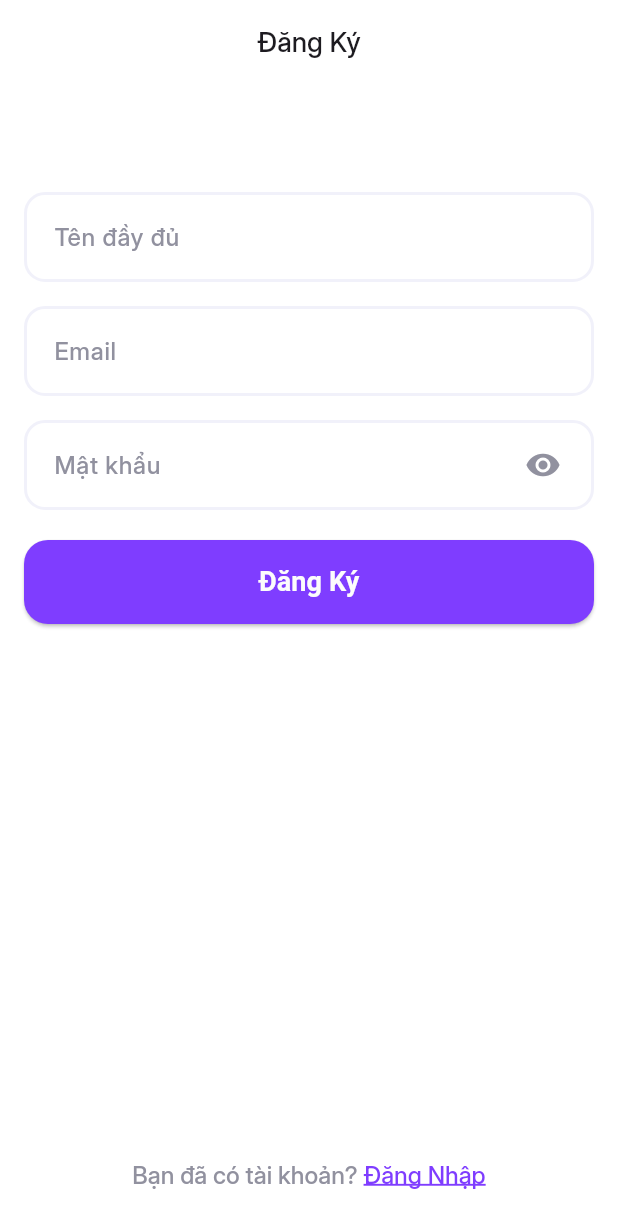
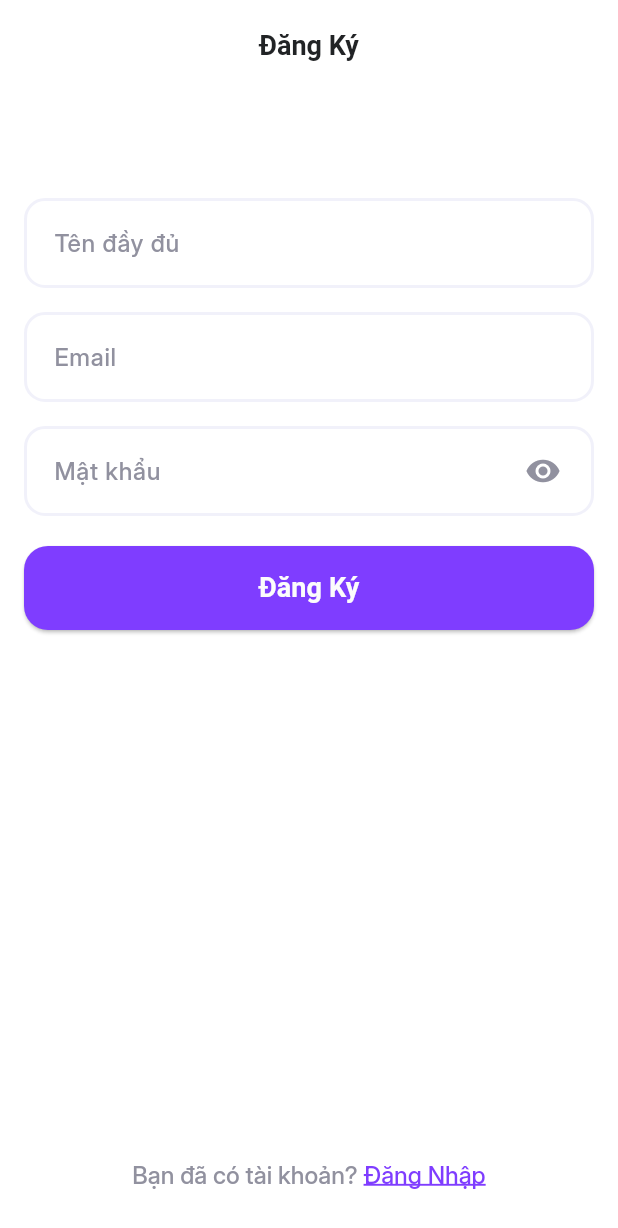
Before and after one commit to ThThien2907/expense_tracker_app, a Flutter app: the SignUpPage screen opened by its route, on a phone screen of 412 x 824 dp. Shown: the top 1228 px of the screen. Run offline on Flutter 3.47's test engine with Material 3 defaults, Android fonts, the phone set to English and light mode, and no system bars; our stand-ins replace bloc, dartz, flutter_bloc, flutter_svg, get_it, go_router and 3 more; accounts and stored records are empty.

Commit message:
custom_app_bar

```diff
--- /dev/null
+++ b/lib/core/common/widgets/app_bar/custom_app_bar.dart
@@ -0,0 +1,41 @@
+import 'package:expense_tracker_app/core/theme/app_colors.dart';
+import 'package:flutter/material.dart';
+
+class CustomAppBar extends StatelessWidget implements PreferredSizeWidget {
+  const CustomAppBar({
+    super.key,
+    this.title,
+    this.widget,
+    this.action,
+    this.height,
+    this.centerTitle,
+  });
+
+  final String? title;
+  final Widget? widget;
+  final List<Widget>? action;
+  final double? height;
+  final bool? centerTitle;
+
+  @override
+  Widget build(BuildContext context) {
+    return AppBar(
+      title: widget ??
+          Text(
+            title!,
+            style: const TextStyle(
+              color: AppColors.dark50,
+              fontSize: 18,
+              fontWeight: FontWeight.w700,
+            ),
+          ),
+      toolbarHeight: height ?? 60,
+      actions: action,
+      scrolledUnderElevation: 0.0,
+      centerTitle: centerTitle ?? false,
+    );
+  }
+
+  @override
+  Size get preferredSize => Size.fromHeight(height ?? 60);
+}
--- a/lib/features/auth/presentation/pages/login_page.dart
+++ b/lib/features/auth/presentation/pages/login_page.dart
@@ -1,3 +1,4 @@
+import 'package:expense_tracker_app/core/common/widgets/app_bar/custom_app_bar.dart';
 import 'package:expense_tracker_app/core/common/widgets/button/app_button.dart';
 import 'package:expense_tracker_app/core/common/widgets/loading/loading.dart';
 import 'package:expense_tracker_app/core/common/widgets/snack_bar/app_snack_bar.dart';
@@ -39,15 +40,8 @@ class _LoginPageState extends State<LoginPage> {
   Widget build(BuildContext context) {
     return Scaffold(
       resizeToAvoidBottomInset: false,
-      appBar: AppBar(
-        title: Text(
-          AppLocalizations.of(context)!.login,
-          style: const TextStyle(
-            fontFamily: 'Inter',
-            fontSize: 18,
-            fontWeight: FontWeight.w500,
-          ),
-        ),
+      appBar: CustomAppBar(
+        title: AppLocalizations.of(context)!.login,
         centerTitle: true,
       ),
       body: Padding(
--- a/lib/features/auth/presentation/pages/sign_up_page.dart
+++ b/lib/features/auth/presentation/pages/sign_up_page.dart
@@ -1,3 +1,4 @@
+import 'package:expense_tracker_app/core/common/widgets/app_bar/custom_app_bar.dart';
 import 'package:expense_tracker_app/core/common/widgets/button/app_button.dart';
 import 'package:expense_tracker_app/core/common/widgets/loading/loading.dart';
 import 'package:expense_tracker_app/core/common/widgets/snack_bar/app_snack_bar.dart';
@@ -44,15 +45,8 @@ class _SignUpPageState extends State<SignUpPage> {
   Widget build(BuildContext context) {
     return Scaffold(
       resizeToAvoidBottomInset: false,
-      appBar: AppBar(
-        title: Text(
-          AppLocalizations.of(context)!.singUp,
-          style: const TextStyle(
-            fontFamily: 'Inter',
-            fontSize: 18,
-            fontWeight: FontWeight.w500,
-          ),
-        ),
+      appBar: CustomAppBar(
+        title: AppLocalizations.of(context)!.singUp,
         centerTitle: true,
       ),
       body: Padding(
```
